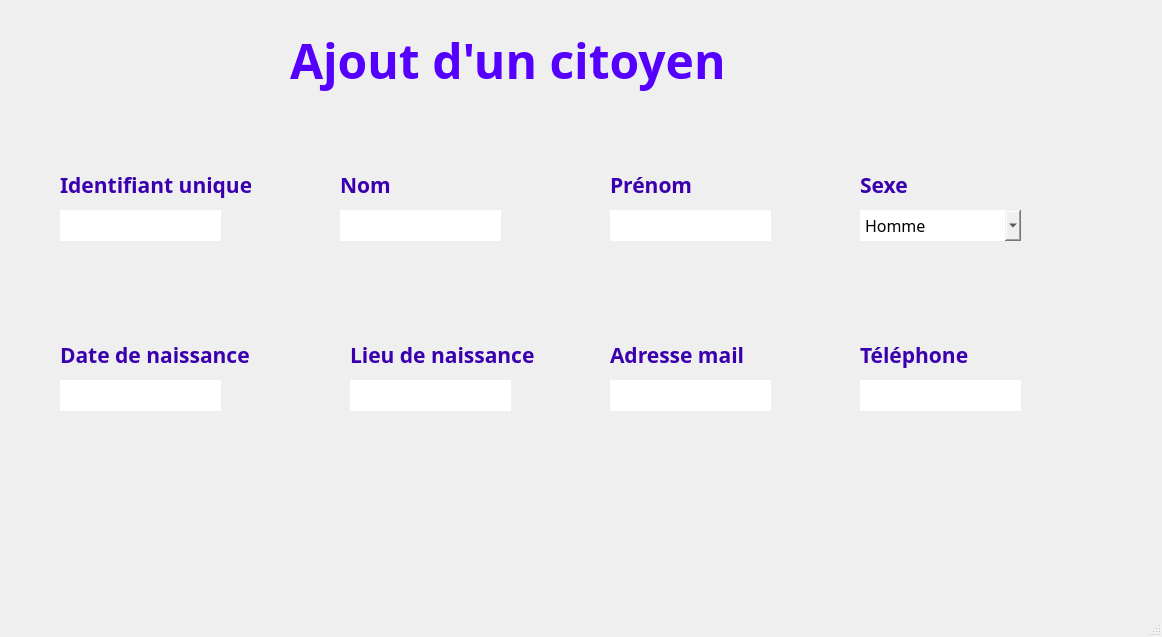
This is mainwindow.ui in IbriRima/Smart_Municipality_2A3 as Qt 5 draws it before an edit. The edited form follows.
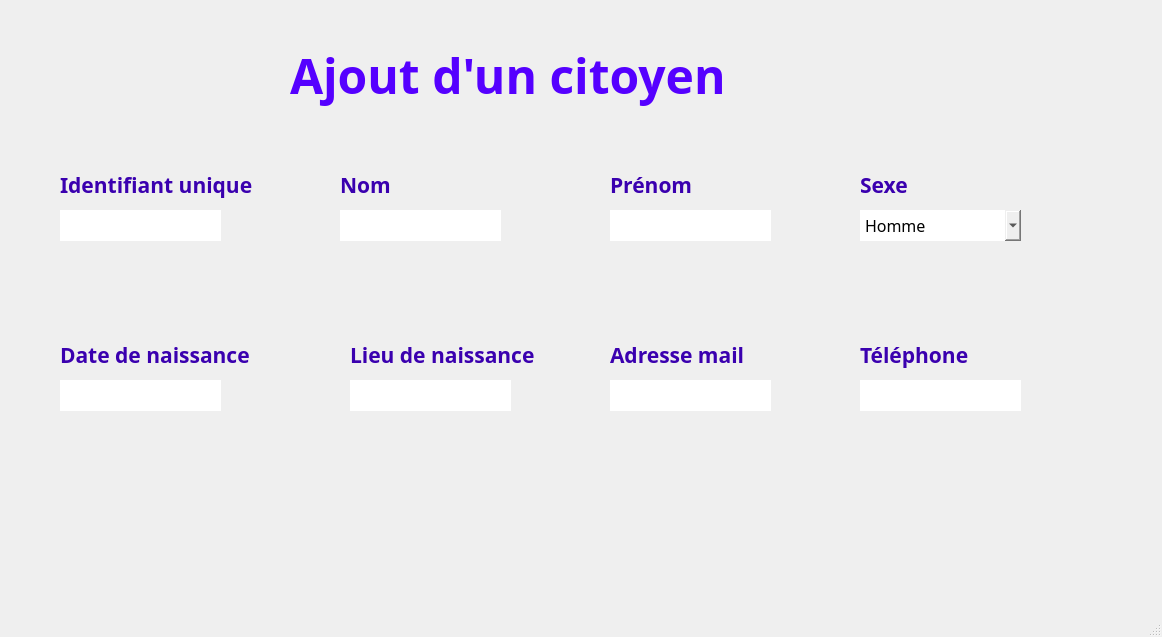
This is the edited form. The open tabs and pages were chosen to show the change. Icons and pictures are not drawn. Custom widgets are drawn as their Qt base class.

The edit to the form file:
```diff
--- a/mainwindow.ui
+++ b/mainwindow.ui
@@ -9887,7 +9887,7 @@
           <x>300</x>
           <y>10</y>
           <width>681</width>
-          <height>81</height>
+          <height>111</height>
          </rect>
         </property>
         <property name="font">
@@ -9919,7 +9919,7 @@
          <rect>
           <x>70</x>
           <y>160</y>
-          <width>191</width>
+          <width>241</width>
           <height>31</height>
          </rect>
         </property>
```
Left out of the diff: 14 changed lines with no effect on the pictures.
